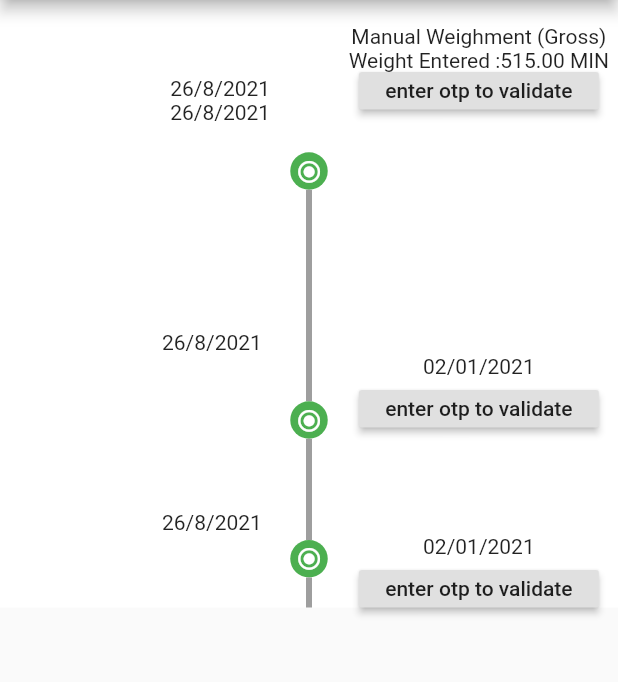
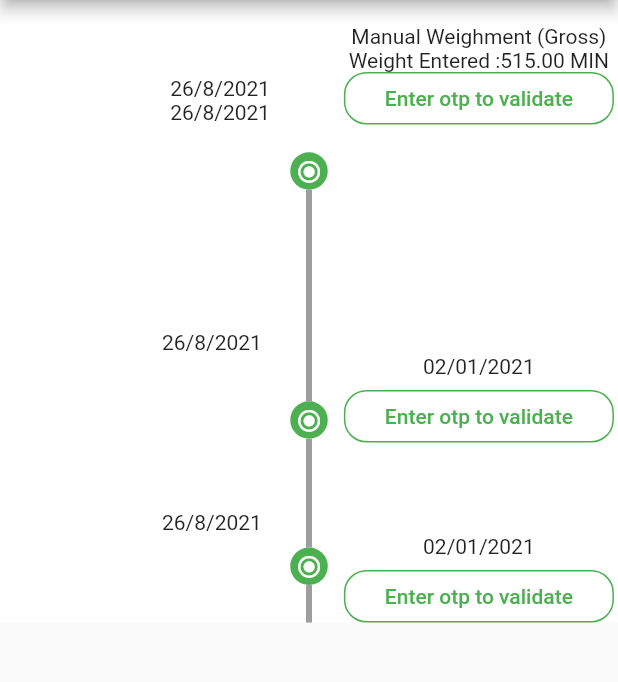
Before and after one commit to panchakarlavishnendra/Bluetooth, a Flutter app: the screen it shows after launch, on a phone screen of 412 x 824 dp, the part 84-766 px from its top. Run offline on Flutter 3.47's test engine with Material 2 defaults, Android fonts, the phone set to English and light mode, and no system bars; drawn by our look-alikes of timeline_tile; our stand-ins replace camera, flutter_bluetooth_serial, get, group_radio_button, image_picker, location and 1 more; missing offline and left inert: geocoder; project files that could hold a hidden picture were left out.

Commit message:
Styles Changes

```diff
--- a/lib/screens/test_screen.dart
+++ b/lib/screens/test_screen.dart
@@ -43,20 +43,17 @@ class _TestScreenState extends State<TestScreen> {
               alignment: TimelineAlign.center,
               isFirst: true,
               lineXY: 0.7,
-
-              // afterLineStyle:,
               hasIndicator: true,
               indicatorStyle: IndicatorStyle(
                 width: 25,
                 color: Colors.green,
                 // indicatorXY: 0.5,
                 drawGap: true,
-                      padding: const EdgeInsets.only(top:8,left:8,right:8),
+                padding: const EdgeInsets.only(top: 8, left: 8, right: 8),
                 iconStyle: IconStyle(
                   color: Colors.white,
                   iconData: Icons.radio_button_checked_rounded,
                 ),
-
               ),
               endChild: Container(
                   height: 120,
@@ -66,47 +63,41 @@ class _TestScreenState extends State<TestScreen> {
                       children: <Widget>[
                         Text("Manual Weighment (Gross)"),
                         Text("Weight Entered :515.00 MIN"),
-                        Container(
-                            height: 25,
-                            width: 160,
-                            child: RaisedButton(
-                              child: Text('enter otp to validate'),
-                              onPressed: () {},
-                            )),
+                        _CustomButton()
+                        //       Container(
+                        //           height: 25,
+                        //           width: 160,
+                        //           child:
+                        //           RaisedButton(
+                        //   child: Text('enter otp to validate'),
+                        //   onPressed: () {},
+                        // )),
                       ],
                     ),
                   )),
-            startChild:
-
-             Padding(
-               padding: const EdgeInsets.only(left:108.0,top: 51),
+              startChild: Padding(
+                padding: const EdgeInsets.only(left: 108.0, top: 51),
                 child: Column(
                   children: <Widget>[
                     Text("26/8/2021"),
                     Text("26/8/2021"),
-
                   ],
                 ),
               ),
-
             ),
-
           ),
           Container(
             height: 120,
             color: Colors.white,
             child: TimelineTile(
               alignment: TimelineAlign.center,
-              // isFirst: true,
               // afterLineStyle:,
-
               hasIndicator: true,
               indicatorStyle: IndicatorStyle(
                 width: 25,
                 color: Colors.green,
                 // indicatorXY: 0.5,
                 drawGap: true,
-
                 padding: const EdgeInsets.only(left: 8, right: 8),
                 iconStyle: IconStyle(
                   color: Colors.white,
@@ -121,13 +112,15 @@ class _TestScreenState extends State<TestScreen> {
                         padding: const EdgeInsets.only(top: 16.0),
                         child: Text("02/01/2021"),
                       )),
-                  Container(
-                      height: 25,
-                      width: 160,
-                      child: RaisedButton(
-                        child: Text('enter otp to validate'),
-                        onPressed: () {},
-                      )),
+
+                  _CustomButton()
+                  // Container(
+                  //     height: 25,
+                  //     width: 160,
+                  //     child: RaisedButton(
+                  //       child: Text('enter otp to validate'),
+                  //       onPressed: () {},
+                  //     )),
                 ],
               ),
               startChild: Padding(
@@ -135,24 +128,19 @@ class _TestScreenState extends State<TestScreen> {
                 child: Text("26/8/2021"),
               ),
             ),
-
           ),
           Container(
-
             color: Colors.white,
             child: TimelineTile(
-
               alignment: TimelineAlign.center,
               // isFirst: true,
               // afterLineStyle:,
-
               hasIndicator: true,
               indicatorStyle: IndicatorStyle(
                 width: 25,
                 color: Colors.green,
                 // indicatorXY: 0.5,
                 drawGap: true,
-
                 padding: const EdgeInsets.only(left: 8, right: 8),
                 iconStyle: IconStyle(
                   color: Colors.white,
@@ -167,13 +155,14 @@ class _TestScreenState extends State<TestScreen> {
                         padding: const EdgeInsets.only(top: 16.0),
                         child: Text("02/01/2021"),
                       )),
-                  Container(
-                      height: 25,
-                      width: 160,
-                      child: RaisedButton(
-                        child: Text('enter otp to validate'),
-                        onPressed: () {},
-                      )),
+                  _CustomButton()
+                  // Container(
+                  //     height: 25,
+                  //     width: 160,
+                  //     child: RaisedButton(
+                  //       child: Text('enter otp to validate'),
+                  //       onPressed: () {},
+                  //     )),
                 ],
               ),
               startChild: Padding(
@@ -181,7 +170,6 @@ class _TestScreenState extends State<TestScreen> {
                 child: Text("26/8/2021"),
               ),
             ),
-
           ),
         ],
       ),
@@ -238,4 +226,21 @@ class _TestScreenState extends State<TestScreen> {
       endDrawerEnableOpenDragGesture: false,
     );
   }
+
+  Widget _CustomButton() {
+    return Container(
+      height: 35,
+      width: 180,
+      child: FlatButton(
+        color: Colors.white,
+        child: Text(
+          'Enter otp to validate',
+          style: TextStyle(color: Colors.green),
+        ),
+        shape: RoundedRectangleBorder(
+            borderRadius: BorderRadius.circular(15),
+            side: BorderSide(color: Colors.green)),
+      ),
+    );
   }
+}
```
Lines whose indentation alone changed are shown as unchanged.
